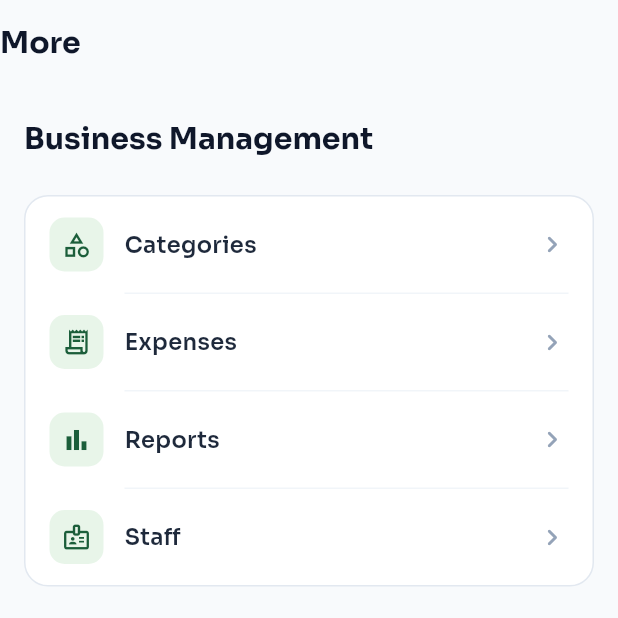
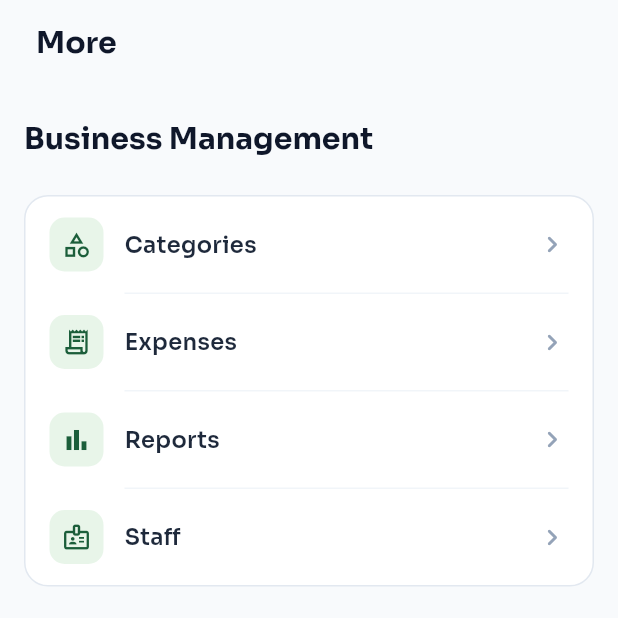
Before and after one commit to dev-Abubakar020/stockpulse, a Flutter app: the MoreScreen screen opened by its route, on a phone screen of 412 x 824 dp, the top half of it. Run offline on Flutter 3.47's test engine with Material 3 defaults, Android fonts, the phone set to English and light mode, and no system bars; our stand-ins replace connectivity_plus, firebase_auth, firebase_core, flutter_native_splash, get, get_storage and 5 more; accounts and stored records are empty; network calls fail.

Commit message:
adjust appbar

```diff
--- a/lib/views/dashboardScreens/morescreen.dart
+++ b/lib/views/dashboardScreens/morescreen.dart
@@ -20,7 +20,10 @@ class MoreScreen extends StatelessWidget {
         bottom: false,
         child: Column(
           children: [
-            CustomAppBar(title: 'More'),
+            Padding(
+              padding: const EdgeInsets.only(left:24),
+              child: CustomAppBar(title: 'More'),
+            ),
             Expanded(
               child: ListView(
                 padding: const EdgeInsets.symmetric(
```
